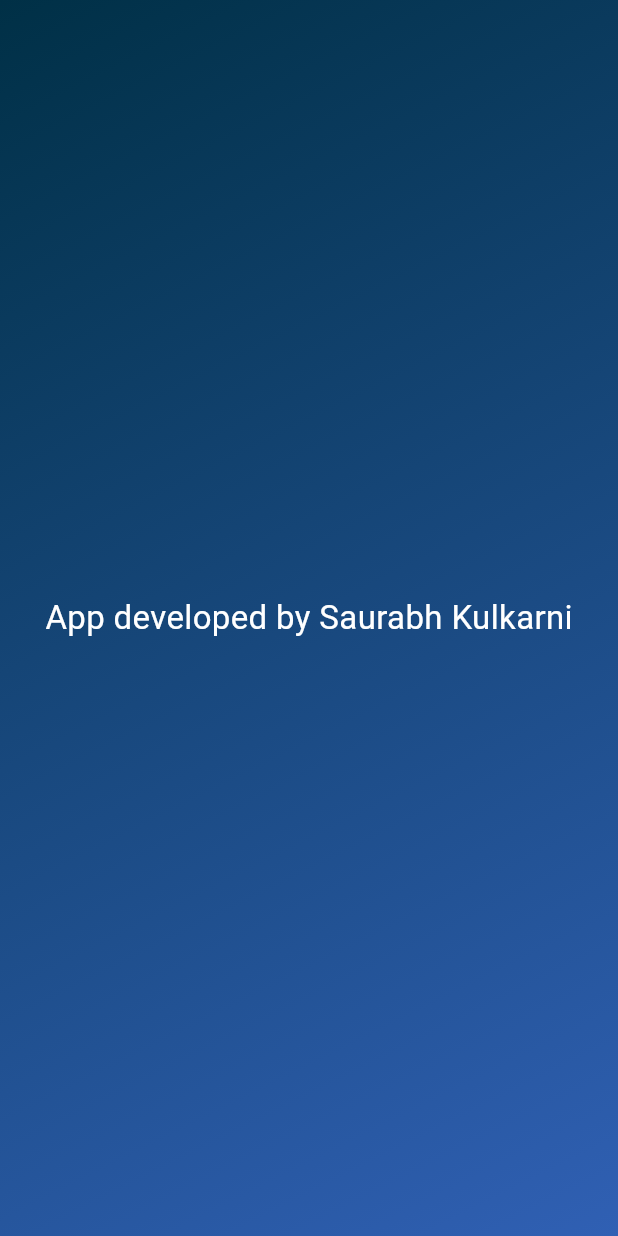
After one commit to kulkarnis009/rolldice, a Flutter app: the screen it shows after launch, on a phone screen of 412 x 824 dp. The commit adds this screen. Run offline on Flutter 3.47's test engine with Material 3 defaults, Android fonts, the phone set to English and light mode, and no system bars.

Commit message:
01212023

```diff
--- /dev/null
+++ b/lib/gradient_container.dart
@@ -0,0 +1,26 @@
+import 'package:flutter/material.dart';
+import 'package:rolldice/style_text.dart';
+
+const startAlignment = Alignment.topLeft;
+const endAlignment = Alignment.bottomRight;
+
+class GradientContainer extends StatelessWidget {
+  const GradientContainer({super.key});
+
+  @override
+  Widget build(context) {
+    return Container(
+      decoration: const BoxDecoration(
+        gradient: LinearGradient(
+          begin: startAlignment,
+          end: endAlignment,
+          colors: [
+            Color.fromARGB(255, 0, 48, 70),
+            Color.fromARGB(255, 48, 96, 180)
+          ],
+        ),
+      ),
+      child: const Center(child: TextWidget()),
+    );
+  }
+}
--- /dev/null
+++ b/lib/style_text.dart
@@ -0,0 +1,11 @@
+import 'package:flutter/material.dart';
+
+class TextWidget extends StatelessWidget {
+  const TextWidget({super.key});
+
+  @override
+  Widget build(context) {
+    return const Text("App developed by Saurabh Kulkarni",
+        style: TextStyle(color: Colors.white, fontSize: 22));
+  }
+}
```
Also changed, not shown: lib/main.dart (+2 -25 lines).
